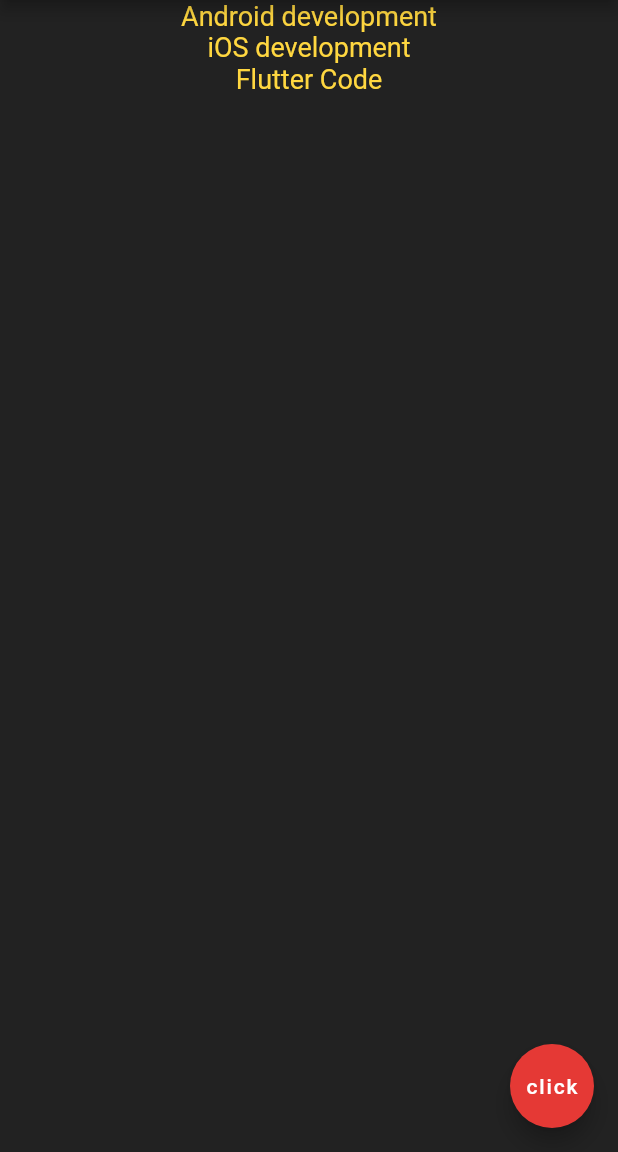
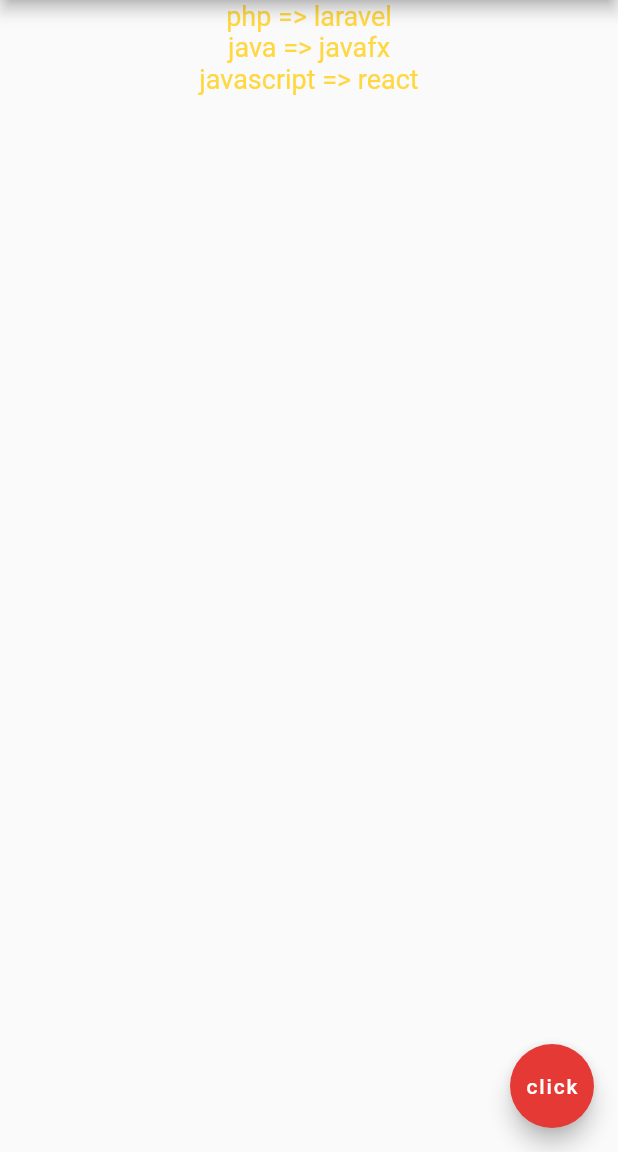
Before and after one commit to Abdqadr1/FirstFlutterApp, a Flutter app: the screen it shows after launch, on a phone screen of 412 x 824 dp, the part 84-1236 px from its top. Run offline on Flutter 3.47's test engine with Material 2 defaults, Android fonts, the phone set to English and light mode, and no system bars.

Commit message:
lists with custom class

```diff
--- /dev/null
+++ b/lib/TechTerm.dart
@@ -0,0 +1,19 @@
+class TechTerm {
+  String text;
+  String stack;
+
+  //   // normal constructor
+  //  TechTerm (String text, String stack) {
+  //   this.text = text;
+  //   this.stack = stack;
+  // }
+  //
+  // // named parameters constructor
+  // TechTerm({String text, String stack}){
+  //   this.text = text;
+  //   this.stack = stack;
+  // }
+
+  // Another way
+  TechTerm ({this.stack, this.text});
+}
--- a/lib/main.dart
+++ b/lib/main.dart
@@ -1,5 +1,6 @@
 import 'package:flutter/cupertino.dart';
 import 'package:flutter/material.dart';
+import 'package:flutterr/TechTerm.dart';
 
 void main() {
   runApp(MaterialApp(
@@ -13,7 +14,11 @@ class MyProfile extends StatefulWidget {
 }
 
 class _MyProfileState extends State<MyProfile> {
-  List<String> lists = ["Android development", "iOS development", "Flutter Code"];
+  List<TechTerm> lists = [
+    TechTerm (stack: "php",  text: "laravel"),
+    TechTerm (stack: "java",  text: "javafx"),
+    TechTerm (stack: "javascript",  text: "react"),
+  ];
   @override
   Widget build(BuildContext context) {
     return Scaffold(
@@ -24,10 +29,10 @@ class _MyProfileState extends State<MyProfile> {
       ),
       body: Column(
         crossAxisAlignment: CrossAxisAlignment.stretch,
-        children: lists.map((str) {
+        children: lists.map((term) {
           return Center(
             child: Text(
-              str,
+              '${term.stack} => ${term.text}',
               style: TextStyle (
                 fontSize: 18,
                 color: Colors.amberAccent,
@@ -37,7 +42,6 @@ class _MyProfileState extends State<MyProfile> {
           );
         }).toList(),
       ),
-      backgroundColor: Colors.black87,
       floatingActionButton: FloatingActionButton(
         onPressed: () {},
         child: Text('click'),
```
